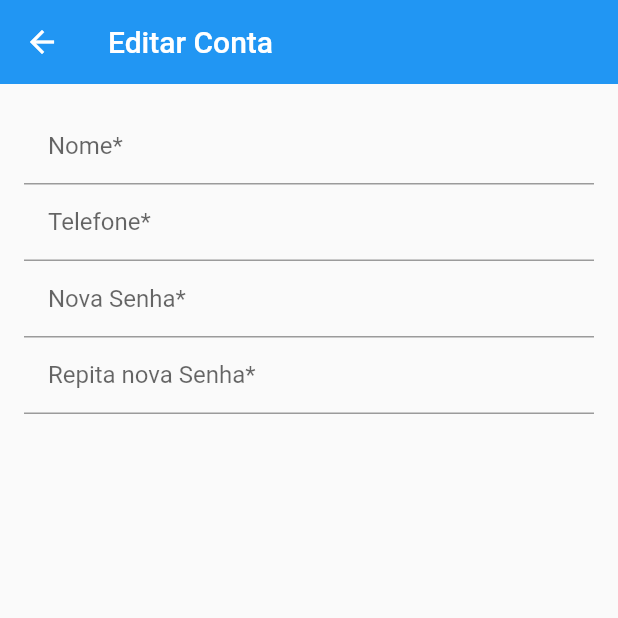
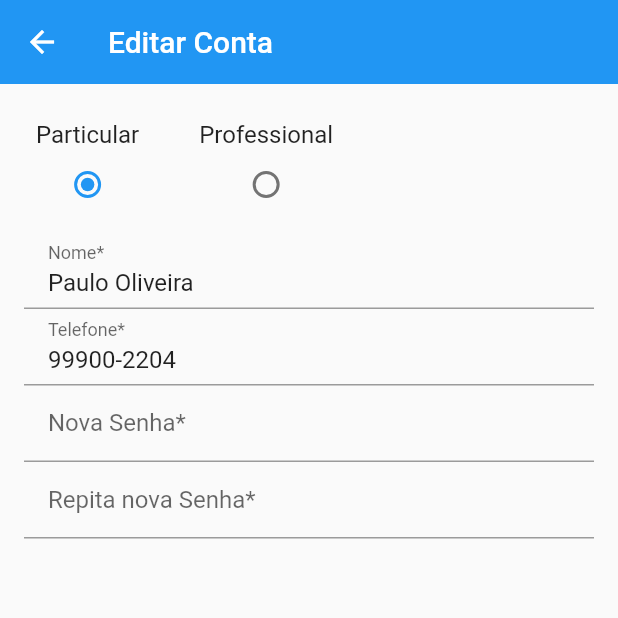
Before and after one commit to PAULOFO/business_magazine, a Flutter app: the EditAccountScreen screen opened directly, on a phone screen of 412 x 824 dp, the top half of it. Run offline on Flutter 3.47's test engine with Material 2 defaults, Android fonts, the phone set to English and light mode, and no system bars; our stand-ins replace brasil_fields, carousel_pro, dio, image_picker, rxdart.

Commit message:
Selecionando o tipo do Anunciante

```diff
--- a/lib/models/user.dart
+++ b/lib/models/user.dart
@@ -1,9 +1,14 @@
+enum UserType { PARTICULAR, PROFESSIONAL}
+
 class User {
 
-  User({this.name, this.email, this.password});
+  User({this.name, this.email, this.password, this.phone});
 
   String name;
   String email;
   String password;
 
+  String phone;
+  UserType userType = UserType.PARTICULAR;//Vem por padrão
+
 }
--- a/lib/screens/account/account_screen.dart
+++ b/lib/screens/account/account_screen.dart
@@ -1,5 +1,5 @@
 import 'package:businessmagazine/common/custom_drawer/custom_drawer.dart';
-import 'package:businessmagazine/screens/account/edit_account.dart';
+import 'package:businessmagazine/screens/editaccount/edit_account.dart';
 import 'package:flutter/material.dart';
 
 class AccountScreen extends StatelessWidget {
--- /dev/null
+++ b/lib/screens/account/widgets/user_type_widget.dart
@@ -0,0 +1,55 @@
+import 'package:businessmagazine/models/user.dart';
+import 'package:flutter/material.dart';
+
+class UserTypeWidget extends StatelessWidget {
+  const UserTypeWidget({this.initialValue, this.onSaved});
+
+  final UserType initialValue;
+  final FormFieldSetter<UserType> onSaved;
+
+  @override
+  Widget build(BuildContext context) {
+    return Padding(
+      padding: const EdgeInsets.all(8),
+      child: FormField(
+          initialValue: initialValue,
+          onSaved: onSaved,
+          builder: (state){
+            return Row(
+              //mainAxisAlignment: MainAxisAlignment.spaceEvenly,
+              children: <Widget>[
+                Column(
+                  children: <Widget>[
+                    const Text(
+                      'Particular',
+                      style: TextStyle(fontSize: 16.0),
+                    ),
+                    Radio(
+                        value: UserType.PARTICULAR,
+                        groupValue: state.value,
+                        onChanged: state.didChange,
+                    ),
+                  ],
+                ),
+                const SizedBox(
+                  width: 40,
+                ),
+                Column(
+                  children: <Widget>[
+                    const Text(
+                      'Professional',
+                      style: TextStyle(fontSize: 16.0),
+                    ),
+                    Radio(
+                      value: UserType.PROFESSIONAL,
+                      groupValue: state.value,
+                      onChanged: state.didChange,
+                    ),
+                  ],
+                ),
+              ],
+            );
+          }),
+    );
+  }
+}
--- a/lib/screens/account/edit_account.dart
+++ b/lib/screens/editaccount/edit_account.dart
@@ -1,4 +1,6 @@
 import 'package:brasil_fields/brasil_fields.dart';
+import 'package:businessmagazine/models/user.dart';
+import 'package:businessmagazine/screens/account/widgets/user_type_widget.dart';
 import 'package:flutter/material.dart';
 import 'package:flutter/services.dart';
 
@@ -8,6 +10,9 @@ class EditAccountScreen extends StatefulWidget {
 }
 
 class _EditAccountScreenState extends State<EditAccountScreen> {
+
+  final User _user = User(name: 'Paulo Oliveira', phone: '99900-2204');
+
   @override
   Widget build(BuildContext context) {
     InputDecoration _buildDecoration(String label) {
@@ -25,7 +30,14 @@ class _EditAccountScreenState extends State<EditAccountScreen> {
       body: ListView(
           padding: const EdgeInsets.all(16),
           children: <Widget>[
+            UserTypeWidget(
+              initialValue: _user.userType,
+              onSaved: (userType){
+
+              },
+            ),
             TextFormField(
+              initialValue: _user.name,//Mostra o nome atual
               decoration: _buildDecoration('Nome*'),
               validator: (name) {
                 if (name.length < 7)
@@ -37,6 +49,7 @@ class _EditAccountScreenState extends State<EditAccountScreen> {
               },
             ),
             TextFormField(
+              initialValue: _user.phone,//Mostra o tel atual
               decoration: _buildDecoration('Telefone*'),
               keyboardType: TextInputType.phone,
               inputFormatters: [
```
